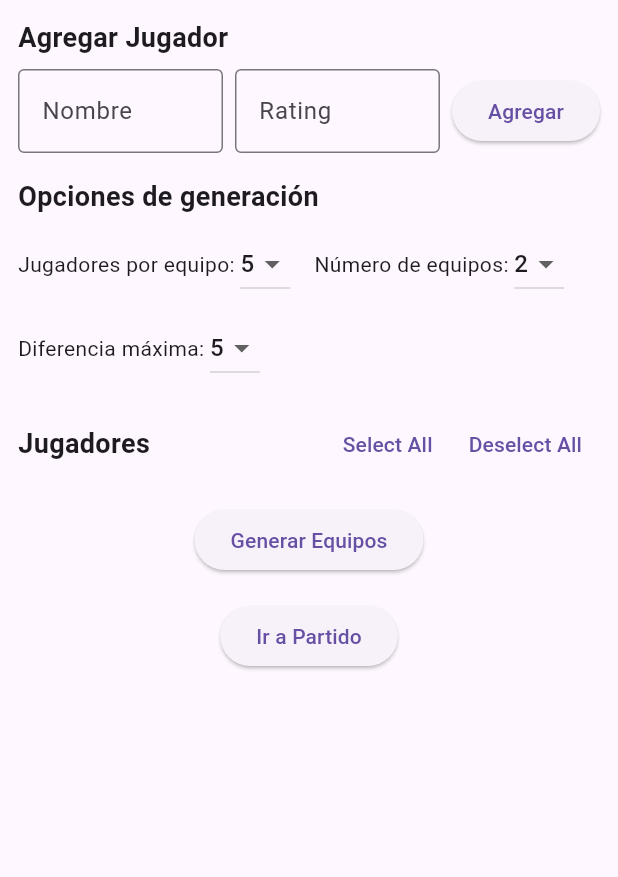
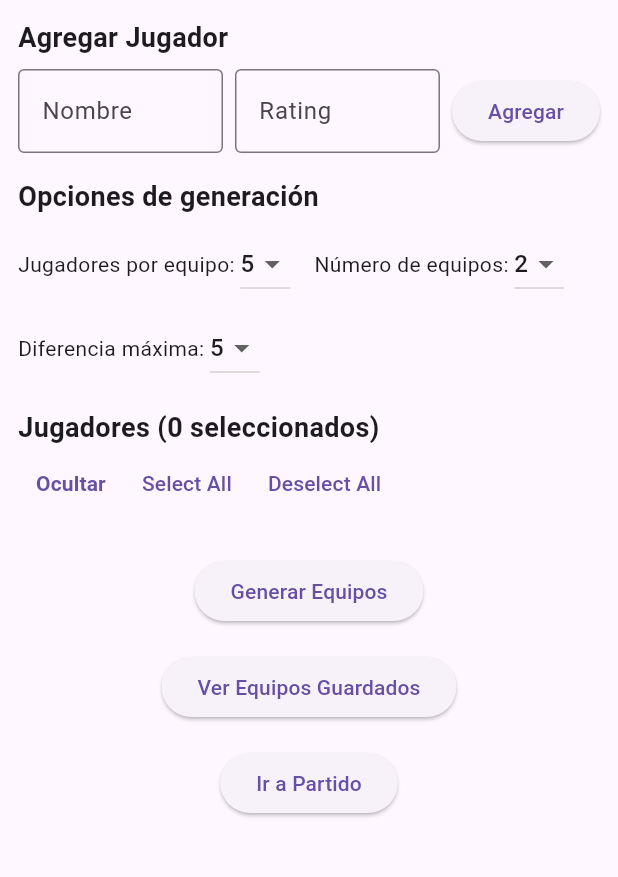
Before and after one commit to LPhant10/Futbol-by-LP, a Flutter app: the screen it shows after launch, on a phone screen of 412 x 824 dp, the part 84-961 px from its top. Run offline on Flutter 3.47's test engine with Material 3 defaults, Android fonts, the phone set to English and light mode, and no system bars; our stand-ins replace audioplayers, shared_preferences.

Commit message:
Equipos guardados, mostrar u ocultar players

```diff
--- a/lib/main.dart
+++ b/lib/main.dart
@@ -1,3 +1,4 @@
+// lib/main.dart
 import 'package:flutter/material.dart';
 import 'screens/team_generator_page.dart';
 
@@ -12,7 +13,7 @@ class MyApp extends StatelessWidget {
       debugShowCheckedModeBanner: false, // Quita el banner de debug
       title: 'Team Generator',
       theme: ThemeData(primarySwatch: Colors.blue),
-      home: TeamGeneratorPage(), // Pantalla principal de generación de equipos
+      home: TeamGeneratorPage(),
     );
   }
 }
--- a/lib/screens/team_generator_page.dart
+++ b/lib/screens/team_generator_page.dart
@@ -1,9 +1,16 @@
 // Aquí se implementa la pantalla principal. Recuerda importar los servicios y modelos necesarios
+
+// lib/screens/team_generator_page.dart
 import 'package:flutter/material.dart';
 import '../models/player.dart';
 import '../services/storage_service.dart';
 import '../services/team_service.dart';
+import '../services/team_storage_service.dart';
 import 'match_screen.dart';
+import 'generated_teams_screen.dart';
+import '../models/team.dart'; // Ajusta la ruta según tu estructura de carpetas
+
+
 
 class TeamGeneratorPage extends StatefulWidget {
   @override
@@ -21,6 +28,8 @@ class _TeamGeneratorPageState extends State<TeamGeneratorPage> {
   int playersPerTeam = 5;
   int numberOfTeams = 2;
   int maxDifference = 5; // Diferencia máxima deseada
+
+  bool showPlayers = true; // Controla si se muestra u oculta la lista de jugadores
 
   @override
   void initState() {
@@ -46,15 +55,17 @@ class _TeamGeneratorPageState extends State<TeamGeneratorPage> {
     String name = _nameController.text.trim();
     int? rating = int.tryParse(_ratingController.text);
     if (name.isEmpty || rating == null) {
-      ScaffoldMessenger.of(context)
-          .showSnackBar(SnackBar(content: Text("Nombre y rating son requeridos.")));
+      ScaffoldMessenger.of(context).showSnackBar(
+        SnackBar(content: Text("Nombre y rating son requeridos.")),
+      );
       return;
     }
     setState(() {
       Player newPlayer = Player(
         id: DateTime.now().millisecondsSinceEpoch,
         name: name,
-          rating: rating);
+        rating: rating,
+      );
       players.add(newPlayer);
       selectedPlayers[newPlayer.id] = false;
       _nameController.clear();
@@ -75,11 +86,13 @@ class _TeamGeneratorPageState extends State<TeamGeneratorPage> {
           children: [
             TextField(
               controller: _nameController,
-                decoration: InputDecoration(labelText: "Nombre")),
+              decoration: InputDecoration(labelText: "Nombre"),
+            ),
             TextField(
               controller: _ratingController,
               decoration: InputDecoration(labelText: "Rating"),
-                keyboardType: TextInputType.number),
+              keyboardType: TextInputType.number,
+            ),
           ],
         ),
         actions: [
@@ -89,7 +102,8 @@ class _TeamGeneratorPageState extends State<TeamGeneratorPage> {
               _nameController.clear();
               _ratingController.clear();
             },
-              child: Text("Cancelar")),
+            child: Text("Cancelar"),
+          ),
           TextButton(
             onPressed: () {
               setState(() {
@@ -102,7 +116,8 @@ class _TeamGeneratorPageState extends State<TeamGeneratorPage> {
               _ratingController.clear();
               savePlayersList();
             },
-              child: Text("Guardar")),
+            child: Text("Guardar"),
+          ),
         ],
       ),
     );
@@ -117,7 +132,8 @@ class _TeamGeneratorPageState extends State<TeamGeneratorPage> {
         actions: [
           TextButton(
             onPressed: () => Navigator.pop(context),
-              child: Text("Cancelar")),
+            child: Text("Cancelar"),
+          ),
           TextButton(
             onPressed: () {
               setState(() {
@@ -128,7 +144,8 @@ class _TeamGeneratorPageState extends State<TeamGeneratorPage> {
               Navigator.pop(context);
               savePlayersList();
             },
-              child: Text("Eliminar")),
+            child: Text("Eliminar"),
+          ),
         ],
       ),
     );
@@ -159,8 +176,12 @@ class _TeamGeneratorPageState extends State<TeamGeneratorPage> {
       final result = generateCompleteTeams(
           selected, playersPerTeam, numberOfTeams,
           maxDifference: maxDifference);
-      final teams = result["teams"];
-      final leftovers = result["leftovers"];
+      final List<Team> teams = result["teams"];
+      final List<Player> leftovers = result["leftovers"];
+
+      // Guardar los equipos generados de forma persistente
+      TeamStorageService.saveTeams(teams, leftovers);
+
       showDialog(
         context: context,
         builder: (_) => AlertDialog(
@@ -254,7 +275,8 @@ class _TeamGeneratorPageState extends State<TeamGeneratorPage> {
                   ),
                 ),
                 SizedBox(width: 8),
-                ElevatedButton(onPressed: addPlayer, child: Text("Agregar")),
+                ElevatedButton(
+                    onPressed: addPlayer, child: Text("Agregar")),
               ],
             ),
             SizedBox(height: 16),
@@ -312,36 +334,56 @@ class _TeamGeneratorPageState extends State<TeamGeneratorPage> {
               ],
             ),
             SizedBox(height: 16),
-            // Sección de jugadores y selección
-            Row(
+            // Encabezado de la sección de jugadores, con scroll horizontal para evitar overflow
+            SingleChildScrollView(
+              scrollDirection: Axis.horizontal,
+              child: Row(
                 mainAxisAlignment: MainAxisAlignment.spaceBetween,
                 children: [
-                Text("Jugadores",
+                  Text(
+                    "Jugadores ($selectedCount seleccionados)",
                     style:
-                        TextStyle(fontSize: 18, fontWeight: FontWeight.bold)),
+                        TextStyle(fontSize: 18, fontWeight: FontWeight.bold),
+                  ),
+                  SizedBox(width: 8),
+
+                ],
+              ),
+            ),
+             SizedBox(width: 8),
                    Row(
                     children: [
                       TextButton(
+                        onPressed: () {
+                          setState(() {
+                            showPlayers = !showPlayers;
+                          });
+                        },
+                        child: Text(
+                          showPlayers ? "Ocultar" : "Mostrar",
+                          style: TextStyle(fontWeight: FontWeight.bold),
+                        ),
+                      ),
+                       TextButton(
                         onPressed: () => selectAll(true),
-                        child: Text("Select All")),
+                        child: Text("Select All"),
+                      ),
                       TextButton(
                         onPressed: () => selectAll(false),
-                        child: Text("Deselect All")),
+                        child: Text("Deselect All"),
+                      ),
+
                     ],
                   ),
-              ],
-            ),
-            if (selectedCount > 0)
-              Padding(
-                padding: const EdgeInsets.only(bottom: 8.0),
-                child: Text("Jugadores seleccionados: $selectedCount",
-                    style: TextStyle(fontWeight: FontWeight.bold)),
-              ),
+            SizedBox(height: 8),
+            // Mostrar la lista de jugadores solo si showPlayers es true
+            if (showPlayers)
               Column(
                 children: players.map((player) {
                   bool isSelected = selectedPlayers[player.id] ?? false;
-                int? order =
-                    isSelected ? (selectedOrder.indexOf(player.id) + 1) : null;
+                  int? order = isSelected
+                      ? (selectedOrder.indexOf(player.id) + 1)
+                      : null;
                   return Card(
                     child: ListTile(
                       leading: Row(
@@ -367,8 +409,10 @@ class _TeamGeneratorPageState extends State<TeamGeneratorPage> {
                               padding: const EdgeInsets.only(left: 4.0),
                               child: CircleAvatar(
                                 radius: 12,
-                              child: Text("$order",
-                                  style: TextStyle(fontSize: 12)),
+                                child: Text(
+                                  "$order",
+                                  style: TextStyle(fontSize: 12),
+                                ),
                               ),
                             ),
                         ],
@@ -380,10 +424,12 @@ class _TeamGeneratorPageState extends State<TeamGeneratorPage> {
                         children: [
                           IconButton(
                             icon: Icon(Icons.edit),
-                            onPressed: () => editPlayer(player)),
+                            onPressed: () => editPlayer(player),
+                          ),
                           IconButton(
                             icon: Icon(Icons.delete),
-                            onPressed: () => deletePlayer(player)),
+                            onPressed: () => deletePlayer(player),
+                          ),
                         ],
                       ),
                     ),
@@ -401,8 +447,23 @@ class _TeamGeneratorPageState extends State<TeamGeneratorPage> {
             Center(
               child: ElevatedButton(
                 onPressed: () {
-                  Navigator.push(context,
-                      MaterialPageRoute(builder: (_) => MatchScreen()));
+                  Navigator.push(
+                    context,
+                    MaterialPageRoute(
+                        builder: (_) => GeneratedTeamsScreen()),
+                  );
+                },
+                child: Text("Ver Equipos Guardados"),
+              ),
+            ),
+            SizedBox(height: 16),
+            Center(
+              child: ElevatedButton(
+                onPressed: () {
+                  Navigator.push(
+                    context,
+                    MaterialPageRoute(builder: (_) => MatchScreen()),
+                  );
                 },
                 child: Text("Ir a Partido"),
               ),
--- a/lib/services/storage_service.dart
+++ b/lib/services/storage_service.dart
@@ -1,4 +1,5 @@
 // Aquí centralizas la lógica de carga y guardado en SharedPreferences
+
 import 'dart:convert';
 import 'package:shared_preferences/shared_preferences.dart';
 import '../models/player.dart';
```
Also changed, not shown: lib/models/team.dart (+20 -0 lines), lib/screens/generated_teams_screen.dart (added, +125 -0 lines), lib/screens/match_screen.dart (+13 -23 lines), lib/services/team_service.dart (+8 -3 lines), lib/services/team_storage_service.dart (added, +39 -0 lines), lib/models/player.dart (line endings or trailing spaces). Lines whose indentation alone changed are shown as unchanged.
